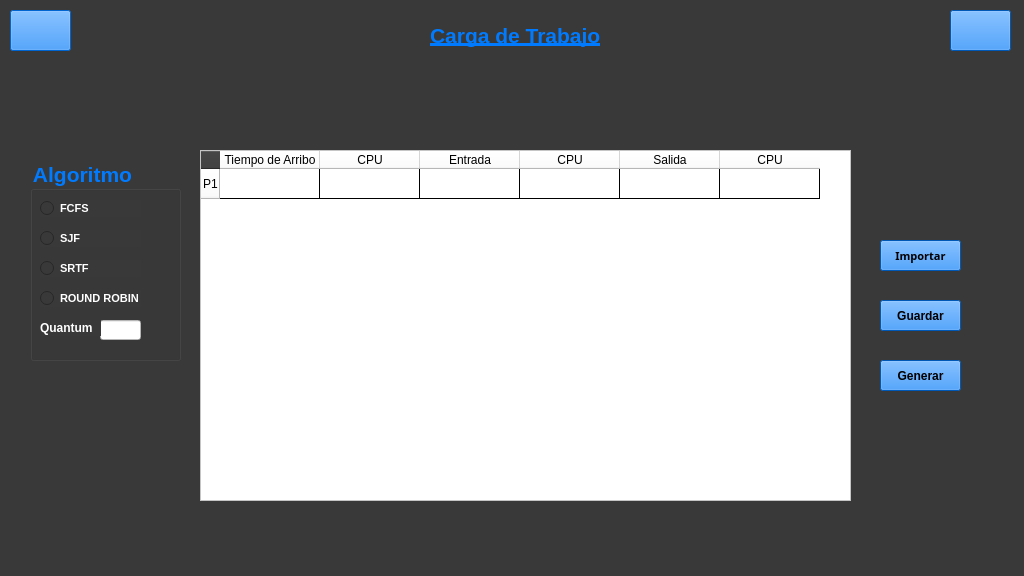
Qt form VentanaPrincipal.ui (ianv97/SO) before a commit.
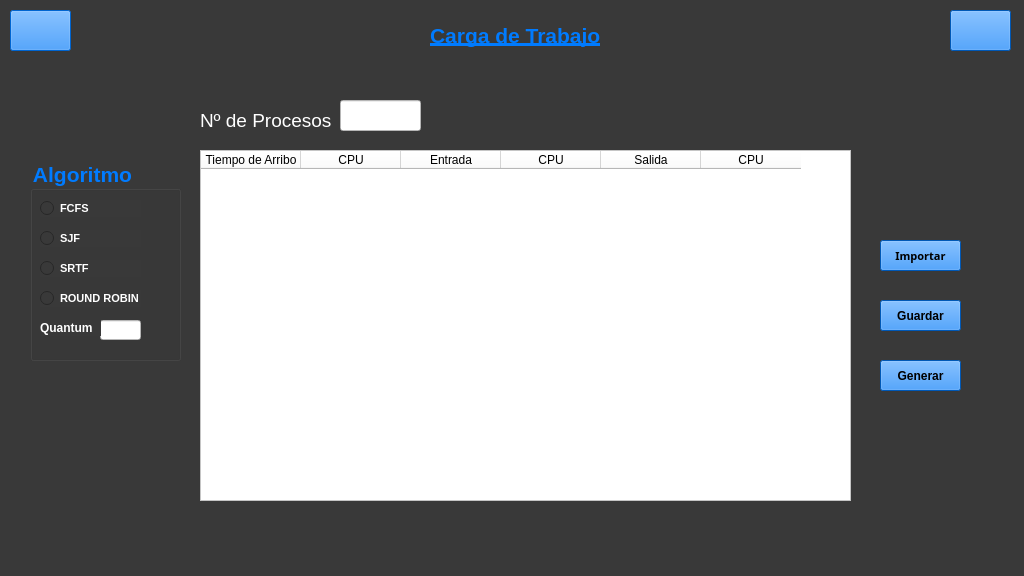
The same form after that commit. Icons and pictures are not drawn.

Commit message: Ventana principal Creación de tablas sql

```diff
--- a/VentanaPrincipal.ui
+++ b/VentanaPrincipal.ui
@@ -326,8 +326,14 @@
    <property name="inputMethodHints">
     <set>Qt::ImhDigitsOnly</set>
    </property>
+   <property name="lineWidth">
+    <number>1</number>
+   </property>
+   <property name="midLineWidth">
+    <number>0</number>
+   </property>
    <property name="alternatingRowColors">
-    <bool>false</bool>
+    <bool>true</bool>
    </property>
    <property name="selectionMode">
     <enum>QAbstractItemView::NoSelection</enum>
@@ -345,10 +351,10 @@
     <bool>false</bool>
    </property>
    <property name="cornerButtonEnabled">
-    <bool>true</bool>
+    <bool>false</bool>
    </property>
    <property name="rowCount">
-    <number>1</number>
+    <number>0</number>
    </property>
    <attribute name="horizontalHeaderVisible">
     <bool>true</bool>
@@ -362,11 +368,6 @@
    <attribute name="verticalHeaderHighlightSections">
     <bool>true</bool>
    </attribute>
-   <row>
-    <property name="text">
-     <string>P1</string>
-    </property>
-   </row>
    <column>
     <property name="text">
      <string>Tiempo de Arribo</string>
@@ -397,54 +398,6 @@
      <string>CPU</string>
     </property>
    </column>
-   <item row="0" column="0">
-    <property name="text">
-     <string/>
-    </property>
-    <property name="textAlignment">
-     <set>AlignCenter</set>
-    </property>
-   </item>
-   <item row="0" column="1">
-    <property name="text">
-     <string/>
-    </property>
-    <property name="textAlignment">
-     <set>AlignCenter</set>
-    </property>
-   </item>
-   <item row="0" column="2">
-    <property name="text">
-     <string/>
-    </property>
-    <property name="textAlignment">
-     <set>AlignCenter</set>
-    </property>
-   </item>
-   <item row="0" column="3">
-    <property name="text">
-     <string/>
-    </property>
-    <property name="textAlignment">
-     <set>AlignCenter</set>
-    </property>
-   </item>
-   <item row="0" column="4">
-    <property name="text">
-     <string/>
-    </property>
-    <property name="textAlignment">
-     <set>AlignCenter</set>
-    </property>
-   </item>
-   <item row="0" column="5">
-    <property name="text">
-     <string/>
-    </property>
-    <property name="textAlignment">
-     <set>AlignCenter</set>
-    </property>
-   </item>
   </widget>
   <widget class="QRadioButton" name="radioButton">
    <property name="geometry">
@@ -1092,6 +1045,60 @@
     <string>Algoritmo</string>
    </property>
   </widget>
+  <widget class="QLabel" name="label_2">
+   <property name="geometry">
+    <rect>
+     <x>200</x>
+     <y>110</y>
+     <width>131</width>
+     <height>21</height>
+    </rect>
+   </property>
+   <property name="font">
+    <font>
+     <pointsize>14</pointsize>
+    </font>
+   </property>
+   <property name="styleSheet">
+    <string notr="true">color: rgb(255, 255, 255);</string>
+   </property>
+   <property name="text">
+    <string>Nº de Procesos</string>
+   </property>
+   <property name="buddy">
+    <cstring>lineEdit_nprocesos</cstring>
+   </property>
+  </widget>
+  <widget class="QLineEdit" name="lineEdit_nprocesos">
+   <property name="geometry">
+    <rect>
+     <x>340</x>
+     <y>100</y>
+     <width>81</width>
+     <height>31</height>
+    </rect>
+   </property>
+   <property name="font">
+    <font>
+     <pointsize>14</pointsize>
+    </font>
+   </property>
+   <property name="styleSheet">
+    <string notr="true">background-color: rgb(255, 255, 255);</string>
+   </property>
+   <property name="inputMask">
+    <string>000</string>
+   </property>
+   <property name="text">
+    <string/>
+   </property>
+   <property name="alignment">
+    <set>Qt::AlignCenter</set>
+   </property>
+   <property name="clearButtonEnabled">
+    <bool>false</bool>
+   </property>
+  </widget>
   <zorder>groupBox</zorder>
   <zorder>pushButton</zorder>
   <zorder>pushButton_2</zorder>
```
Left out of the diff: 24 changed lines with no effect on the pictures. The commit also changes 4 other files.
